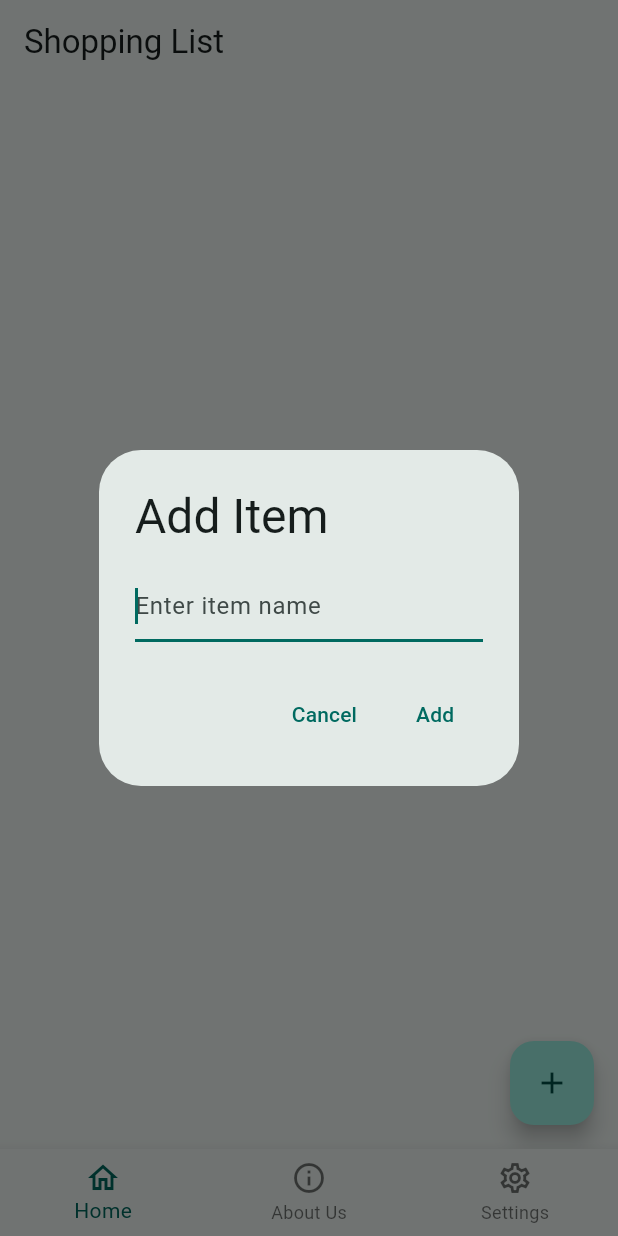
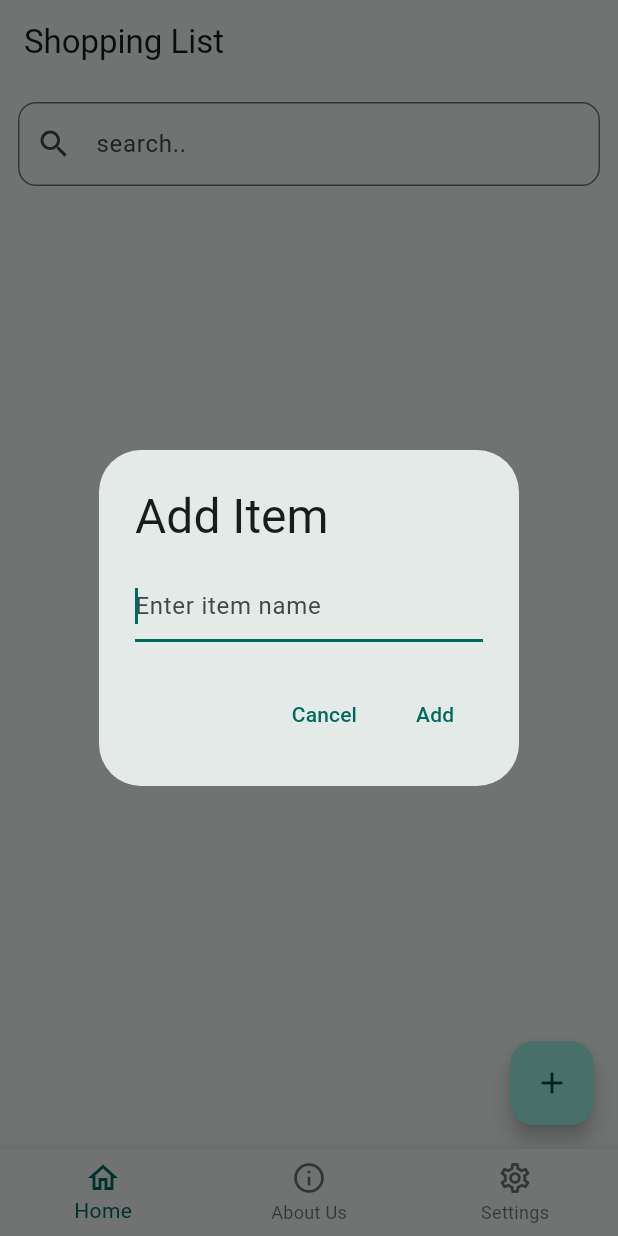
Before and after one commit to Ekacka/cross, a Flutter app: the screen it shows once a user with an empty profile is signed in, after a tap on the "add" icon, on a phone screen of 412 x 824 dp. Run offline on Flutter 3.47's test engine with Material 3 defaults, Android fonts, the phone set to English and light mode, and no system bars; our stand-ins replace connectivity_plus, firebase_auth, firebase_core, firebase_database, hive, hive_flutter; accounts and stored records are empty; generated files the repository leaves out were written again.

Commit message:
added search bar

```diff
--- a/lib/l10n/app_en.arb
+++ b/lib/l10n/app_en.arb
@@ -26,5 +26,6 @@
   "loginLabel": "Login",
   "logoutLabel": "Logout",
   "guestThemeWarning": "Theme changes won't be saved in guest mode. Login to save preferences.",
+  "search": "search..",
   "guestLangWarning": "Language preference won't be saved in guest mode. Login to save preferences."
 }
--- a/lib/l10n/app_kk.arb
+++ b/lib/l10n/app_kk.arb
@@ -25,6 +25,7 @@
   "darkTheme": "Қараңғы режим",
   "loginLabel": "Кіру",
   "logoutLabel": "Шығу",
+  "search": "іздеу..",
   "guestThemeWarning": "Қонақ режимінде тақырып параметрлері сақталмайды. Параметрлерді сақтау үшін жүйеге кіріңіз.",
   "guestLangWarning": "Қонақ режимінде тіл параметрлері сақталмайды. Параметрлерді сақтау үшін жүйеге кіріңіз."
 }
--- a/lib/l10n/app_ru.arb
+++ b/lib/l10n/app_ru.arb
@@ -26,5 +26,6 @@
   "loginLabel": "Войти",
   "logoutLabel": "Выйти",
   "guestThemeWarning": "Изменения темы не сохраняются в гостевом режиме. Войдите в систему, чтобы сохранить настройки.",
-  "guestLangWarning": "Настройки языка не сохраняются в гостевом режиме. Войдите в систему, чтобы сохранить настройки."
+  "guestLangWarning": "Настройки языка не сохраняются в гостевом режиме. Войдите в систему, чтобы сохранить настройки.",
+  "search": "поиск.."
 }
--- a/lib/screens/home_screen.dart
+++ b/lib/screens/home_screen.dart
@@ -19,6 +19,15 @@ class _HomeScreenState extends State<HomeScreen> {
   List<String> items = [];
   List<bool> isItemDone = [];
   bool _initialized = false;
+
+  TextEditingController _searchController = TextEditingController();
+  String _searchQuery = '';
+
+  @override
+  void dispose() {
+    _searchController.dispose();
+    super.dispose();
+  }
 
   @override
   void didChangeDependencies() {
@@ -65,12 +74,9 @@ class _HomeScreenState extends State<HomeScreen> {
     final storedStatus = _userBox.get('status', defaultValue: []);
 
     if ((storedItems as List).isEmpty) {
-      final local = AppLocalizations.of(context)!;
-      final defaultItems = [
-
-      ];
       setState(() {
-        isItemDone = List<bool>.filled(defaultItems.length, false);
+        items = [];
+        isItemDone = <bool>[]; // <-- FIXED here
       });
       _saveItemsLocally();
     } else {
@@ -80,6 +86,7 @@ class _HomeScreenState extends State<HomeScreen> {
       });
     }
   }
+
 
   void _saveItemsLocally() {
     _userBox.put('items', items);
@@ -171,6 +178,21 @@ class _HomeScreenState extends State<HomeScreen> {
     final orientation = MediaQuery.of(context).orientation;
     final isPortrait = orientation == Orientation.portrait;
 
+    // Filtered list and indices
+    List<String> filteredItems = items
+        .asMap()
+        .entries
+        .where((entry) => entry.value.toLowerCase().contains(_searchQuery.toLowerCase()))
+        .map((entry) => entry.value)
+        .toList();
+
+    List<int> filteredIndices = items
+        .asMap()
+        .entries
+        .where((entry) => entry.value.toLowerCase().contains(_searchQuery.toLowerCase()))
+        .map((entry) => entry.key)
+        .toList();
+
     return Scaffold(
       appBar: AppBar(
         title: Text(AppLocalizations.of(context)?.title ?? 'Shopping List'),
@@ -191,23 +213,49 @@ class _HomeScreenState extends State<HomeScreen> {
       ),
       body: Padding(
         padding: const EdgeInsets.all(12.0),
+        child: Column(
+          children: [
+            TextField(
+              controller: _searchController,
+              decoration: InputDecoration(
+                hintText: AppLocalizations.of(context)?.search ?? 'Search...',
+                prefixIcon: const Icon(Icons.search),
+                border: OutlineInputBorder(borderRadius: BorderRadius.circular(12)),
+              ),
+              onChanged: (value) {
+                setState(() {
+                  _searchQuery = value;
+                });
+              },
+            ),
+            const SizedBox(height: 12),
+            Expanded(
               child: isPortrait
                   ? ListView.builder(
-          itemCount: items.length,
-          itemBuilder: (context, index) =>
-              _buildItemCard(context, items[index], index),
+                itemCount: filteredItems.length,
+                itemBuilder: (context, i) => _buildItemCard(
+                  context,
+                  filteredItems[i],
+                  filteredIndices[i],
+                ),
               )
                   : GridView.count(
                 crossAxisCount: 2,
                 mainAxisSpacing: 10,
                 crossAxisSpacing: 10,
                 childAspectRatio: 3.5,
-          children: items
+                children: filteredItems
                     .asMap()
                     .entries
-              .map((entry) =>
-              _buildItemCard(context, entry.value, entry.key))
+                    .map((entry) => _buildItemCard(
+                  context,
+                  entry.value,
+                  filteredIndices[entry.key],
+                ))
                     .toList(),
+              ),
+            ),
+          ],
         ),
       ),
       floatingActionButton: FloatingActionButton(
```
Lines whose indentation alone changed are shown as unchanged.
